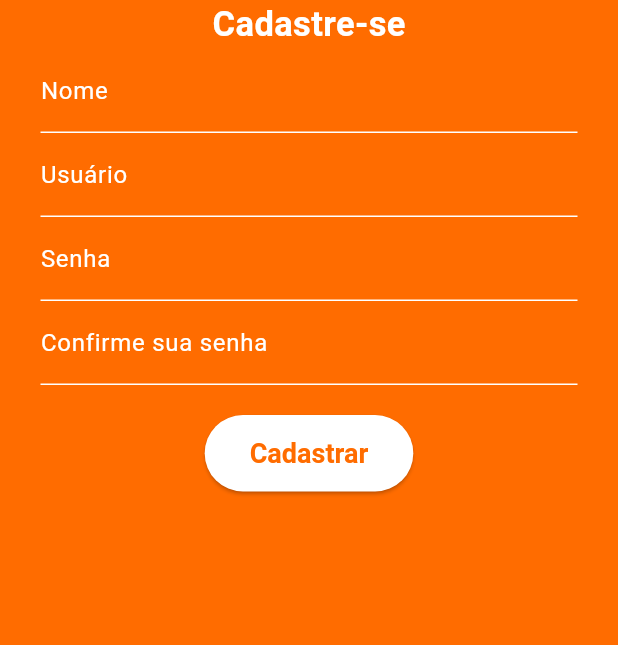
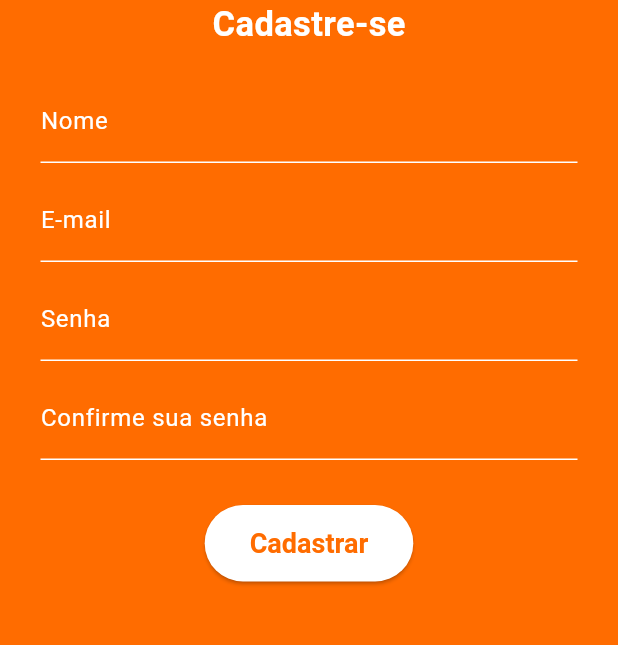
Before and after one commit to JucelinoHenrique/touchscreening_fixed, a Flutter app: the screen it shows after launch, after a tap on an icon or button, on a phone screen of 412 x 824 dp, the part 305-950 px from its top. Run offline on Flutter 3.47's test engine with Material 3 defaults, Android fonts, the phone set to English and light mode, and no system bars; our stand-ins replace cloud_firestore, firebase_auth, firebase_core, flutter_tts, google_sign_in; accounts and stored records are empty; network calls fail.

Commit message:
atualizacoes de cadastro de usuarios

```diff
--- /dev/null
+++ b/lib/backend/user_database.dart
@@ -0,0 +1,11 @@
+import 'package:cloud_firestore/cloud_firestore.dart';
+
+class UserDatabase {
+  final FirebaseFirestore _firestore = FirebaseFirestore.instance;
+
+  Future<void> saveUserData(String uid, String name) async {
+    await _firestore.collection('users').doc(uid).set({
+      'name': name,
+    });
+  }
+}
--- a/lib/screens/cadastro_screen.dart
+++ b/lib/screens/cadastro_screen.dart
@@ -1,52 +1,82 @@
 import 'package:flutter/material.dart';
-import '../backend/cadastro.dart';
+import '../backend/auth_service.dart';
+import '../backend/user_database.dart'; // Para salvar nome no Firestore
 
 class CadastroScreen extends StatefulWidget {
   const CadastroScreen({super.key});
 
   @override
-  // ignore: library_private_types_in_public_api
-  _CadastroScreenState createState() => _CadastroScreenState();
+  CadastroScreenState createState() => CadastroScreenState();
 }
 
-class _CadastroScreenState extends State<CadastroScreen> {
+class CadastroScreenState extends State<CadastroScreen> {
   final TextEditingController _nameController = TextEditingController();
-  final TextEditingController _userController = TextEditingController();
+  final TextEditingController _emailController = TextEditingController();
   final TextEditingController _passwordController = TextEditingController();
-  final TextEditingController _confirmpasswordController = TextEditingController();
+  final TextEditingController _confirmpasswordController =
+      TextEditingController();
+
+  final AuthService _authService = AuthService();
+  final UserDatabase _userDatabase = UserDatabase();
+
+  bool _isLoading = false;
 
   Future<void> _submitData() async {
-    final String name = _nameController.text;
-    final String user = _userController.text;
-    final String password = _passwordController.text;
-    final String confirmpassword = _confirmpasswordController.text;
+    final String name = _nameController.text.trim();
+    final String email = _emailController.text.trim();
+    final String password = _passwordController.text.trim();
+    final String confirmPassword = _confirmpasswordController.text.trim();
 
-    if (password != confirmpassword) {
+    if (password != confirmPassword) {
       ScaffoldMessenger.of(context).showSnackBar(
         const SnackBar(content: Text('As senhas não correspondem!')),
       );
       return;
     }
 
-    final bool success = await userDb.addUser(User(name, password, user));
+    setState(() {
+      _isLoading = true;
+    });
 
-    if (!success) {
-      // ignore: use_build_context_synchronously
-      ScaffoldMessenger.of(context).showSnackBar(
-        const SnackBar(content: Text('Usuário já existe!')),
-      );
-      return;
-    }
+    try {
+      final userCredential =
+          await _authService.registerWithEmailAndPassword(email, password);
 
-    // ignore: use_build_context_synchronously
+      if (userCredential != null) {
+        await _userDatabase.saveUserData(userCredential.user!.uid, name);
+
         ScaffoldMessenger.of(context).showSnackBar(
           const SnackBar(content: Text('Cadastro realizado com sucesso!')),
         );
 
         _nameController.clear();
-    _userController.clear();
+        _emailController.clear();
         _passwordController.clear();
         _confirmpasswordController.clear();
+
+        setState(() {
+          _isLoading = false;
+        });
+
+        Navigator.pushReplacementNamed(context, '/');
+      } else {
+        ScaffoldMessenger.of(context).showSnackBar(
+          const SnackBar(content: Text('Erro ao realizar o cadastro.')),
+        );
+
+        setState(() {
+          _isLoading = false;
+        });
+      }
+    } catch (e) {
+      ScaffoldMessenger.of(context).showSnackBar(
+        SnackBar(content: Text('Erro ao cadastrar: ${e.toString()}')),
+      );
+
+      setState(() {
+        _isLoading = false;
+      });
+    }
   }
 
   @override
@@ -77,71 +107,77 @@ class _CadastroScreenState extends State<CadastroScreen> {
                 color: Colors.white,
               ),
             ),
-            TextField(
-              cursorColor: const Color(0xFFFFFFFF),
-              controller: _nameController,
-              decoration: const InputDecoration(
-                  labelText: 'Nome',
-                  labelStyle: TextStyle(color: Color(0xFFFFFFFF)),
-                  enabledBorder: UnderlineInputBorder(
-                      borderSide: BorderSide(color: Color.fromARGB(255, 255, 255, 255))),
-                  focusedBorder: UnderlineInputBorder(
-                      borderSide: BorderSide(color: Color(0xFFFFFFFF)))),
-              style: const TextStyle(color: Color(0xFFFFFFFF)),
-            ),
-            TextField(
-              cursorColor: const Color(0xFFFFFFFF),
-              controller: _userController,
-              decoration: const InputDecoration(
-                  labelText: 'Usuário',
-                  labelStyle: TextStyle(color: Color(0xFFFFFFFF)),
-                  enabledBorder: UnderlineInputBorder(
-                      borderSide: BorderSide(color: Color.fromARGB(255, 255, 255, 255))),
-                  focusedBorder: UnderlineInputBorder(
-                      borderSide: BorderSide(color: Color(0xFFFFFFFF)))),
-              style: const TextStyle(color: Color(0xFFFFFFFF)),
-            ),
-            TextField(
-              cursorColor: const Color(0xFFFFFFFF),
-              controller: _passwordController,
-              obscureText: true,
-              decoration: const InputDecoration(
-                  labelText: 'Senha',
-                  labelStyle: TextStyle(color: Color(0xFFFFFFFF)),
-                  enabledBorder: UnderlineInputBorder(
-                      borderSide: BorderSide(color: Color.fromARGB(255, 255, 255, 255))),
-                  focusedBorder: UnderlineInputBorder(
-                      borderSide: BorderSide(color: Color(0xFFFFFFFF)))),
-              style: const TextStyle(color: Color(0xFFFFFFFF)),
-            ),
-            TextField(
-              cursorColor: const Color(0xFFFFFFFF),
-              controller: _confirmpasswordController,
-              obscureText: true,
-              decoration: const InputDecoration(
-                  labelText: 'Confirme sua senha',
-                  labelStyle: TextStyle(color: Color(0xFFFFFFFF)),
-                  enabledBorder: UnderlineInputBorder(
-                      borderSide: BorderSide(color: Color.fromARGB(255, 255, 255, 255))),
-                  focusedBorder: UnderlineInputBorder(
-                      borderSide: BorderSide(color: Color(0xFFFFFFFF)))),
-              style: const TextStyle(color: Color(0xFFFFFFFF)),
-            ),
             const SizedBox(height: 20),
-            ElevatedButton(
+            _buildTextField(_nameController, 'Nome'),
+            _buildTextField(_emailController, 'E-mail'),
+            _buildPasswordField(_passwordController, 'Senha'),
+            _buildPasswordField(
+                _confirmpasswordController, 'Confirme sua senha'),
+            const SizedBox(height: 20),
+            _isLoading
+                ? const CircularProgressIndicator()
+                : ElevatedButton(
                     onPressed: _submitData,
                     style: ElevatedButton.styleFrom(
                       foregroundColor: const Color(0xFFFF6C00),
                       backgroundColor: Colors.white,
-                padding: const EdgeInsets.symmetric(horizontal: 30, vertical: 15),
-                textStyle: const TextStyle(fontSize: 18, fontWeight: FontWeight.bold),
-                shape: RoundedRectangleBorder(borderRadius: BorderRadius.circular(30)),
+                      padding: const EdgeInsets.symmetric(
+                          horizontal: 30, vertical: 15),
+                      textStyle: const TextStyle(
+                          fontSize: 18, fontWeight: FontWeight.bold),
+                      shape: RoundedRectangleBorder(
+                          borderRadius: BorderRadius.circular(30)),
                     ),
-              child: const Text('Cadastrar'),
+                    child: _isLoading
+                        ? const CircularProgressIndicator(color: Colors.white)
+                        : const Text('Cadastrar'),
                   ),
           ],
         ),
       ),
     );
   }
+
+  Widget _buildTextField(TextEditingController controller, String label) {
+    return Padding(
+      padding: const EdgeInsets.only(bottom: 10),
+      child: TextField(
+        cursorColor: Colors.white,
+        controller: controller,
+        decoration: InputDecoration(
+          labelText: label,
+          labelStyle: const TextStyle(color: Colors.white),
+          enabledBorder: const UnderlineInputBorder(
+            borderSide: BorderSide(color: Colors.white),
+          ),
+          focusedBorder: const UnderlineInputBorder(
+            borderSide: BorderSide(color: Colors.white),
+          ),
+        ),
+        style: const TextStyle(color: Colors.white),
+      ),
+    );
   }
+
+  Widget _buildPasswordField(TextEditingController controller, String label) {
+    return Padding(
+      padding: const EdgeInsets.only(bottom: 10),
+      child: TextField(
+        cursorColor: Colors.white,
+        controller: controller,
+        obscureText: true,
+        decoration: InputDecoration(
+          labelText: label,
+          labelStyle: const TextStyle(color: Colors.white),
+          enabledBorder: const UnderlineInputBorder(
+            borderSide: BorderSide(color: Colors.white),
+          ),
+          focusedBorder: const UnderlineInputBorder(
+            borderSide: BorderSide(color: Colors.white),
+          ),
+        ),
+        style: const TextStyle(color: Colors.white),
+      ),
+    );
+  }
+}
--- a/lib/screens/login_screen.dart
+++ b/lib/screens/login_screen.dart
@@ -1,6 +1,6 @@
 import 'package:flutter/material.dart';
 import 'package:flutter_tts/flutter_tts.dart';
-import '../backend/auth_service.dart ';
+import '../backend/auth_service.dart';
 
 class LoginScreen extends StatefulWidget {
   const LoginScreen({super.key});
@@ -63,6 +63,29 @@ class LoginScreenState extends State<LoginScreen> {
     } catch (e) {
       _showSnackBar('Erro ao fazer login: $e');
       _speak('Ocorreu um erro ao tentar realizar o login.');
+    } finally {
+      setState(() {
+        _isLoading = false;
+      });
+    }
+  }
+
+  Future<void> _loginWithGoogle() async {
+    setState(() {
+      _isLoading = true;
+    });
+
+    try {
+      final userCredential = await _authService.signInWithGoogle();
+      if (userCredential != null) {
+        _speak('Login com Google realizado com sucesso.');
+        if (mounted) {
+          Navigator.pushReplacementNamed(context, '/welcome');
+        }
+      }
+    } catch (e) {
+      _showSnackBar('Erro ao fazer login com Google: $e');
+      _speak('Ocorreu um erro ao tentar realizar o login com o Google.');
     } finally {
       setState(() {
         _isLoading = false;
@@ -143,7 +166,9 @@ class LoginScreenState extends State<LoginScreen> {
             const SizedBox(height: 20),
             _isLoading
                 ? const CircularProgressIndicator()
-                : ElevatedButton(
+                : Column(
+                    children: [
+                      ElevatedButton(
                         onPressed: () {
                           _speak('Tentando realizar login.');
                           _login();
@@ -161,6 +186,29 @@ class LoginScreenState extends State<LoginScreen> {
                         ),
                         child: const Text('Entrar'),
                       ),
+                      const SizedBox(height: 10),
+                      ElevatedButton.icon(
+                        onPressed: () {
+                          _speak('Tentando realizar login com o Google.');
+                          _loginWithGoogle();
+                        },
+                        icon: const Icon(Icons.login),
+                        label: const Text('login com Google'),
+                        style: ElevatedButton.styleFrom(
+                          foregroundColor: const Color(0xFFFF6C00),
+                          backgroundColor: Colors.white,
+                          padding: const EdgeInsets.symmetric(
+                              horizontal: 20, vertical: 15),
+                          textStyle: const TextStyle(
+                              fontSize: 18, fontWeight: FontWeight.bold),
+                          shape: RoundedRectangleBorder(
+                            borderRadius: BorderRadius.circular(30),
+                          ),
+                        ),
+                      ),
+                    ],
+                  ),
+            const SizedBox(height: 20),
             TextButton(
               onPressed: () {
                 _speak('Navegando para a tela de cadastro.');
--- a/lib/screens/welcome_screen.dart
+++ b/lib/screens/welcome_screen.dart
@@ -16,8 +16,7 @@ class WelcomeScreenState extends State<WelcomeScreen> {
   @override
   void initState() {
     super.initState();
-    currentUser = FirebaseAuth
-        .instance.currentUser; // 🔥 Agora busca direto do Firebase Auth
+    currentUser = FirebaseAuth.instance.currentUser;
   }
 
   void _welcome() {
--- a/pubspec.yaml
+++ b/pubspec.yaml
@@ -34,6 +34,7 @@ dependencies:
 
   # Validação de formulários
   flutter_form_builder: ^9.7.0
+  google_sign_in: ^6.3.0
 
 dev_dependencies:
   flutter_test:
```
Also changed, not shown: lib/Auth/provider.dart (+35 -16 lines), lib/backend/auth_service.dart (+28 -2 lines), lib/backend/cadastro.dart (deleted, +0 -53 lines), flutter_01.png (added), lib/backend/provider.dart (deleted), pubspec.lock, 4 other files. Lines whose indentation alone changed are shown as unchanged.
